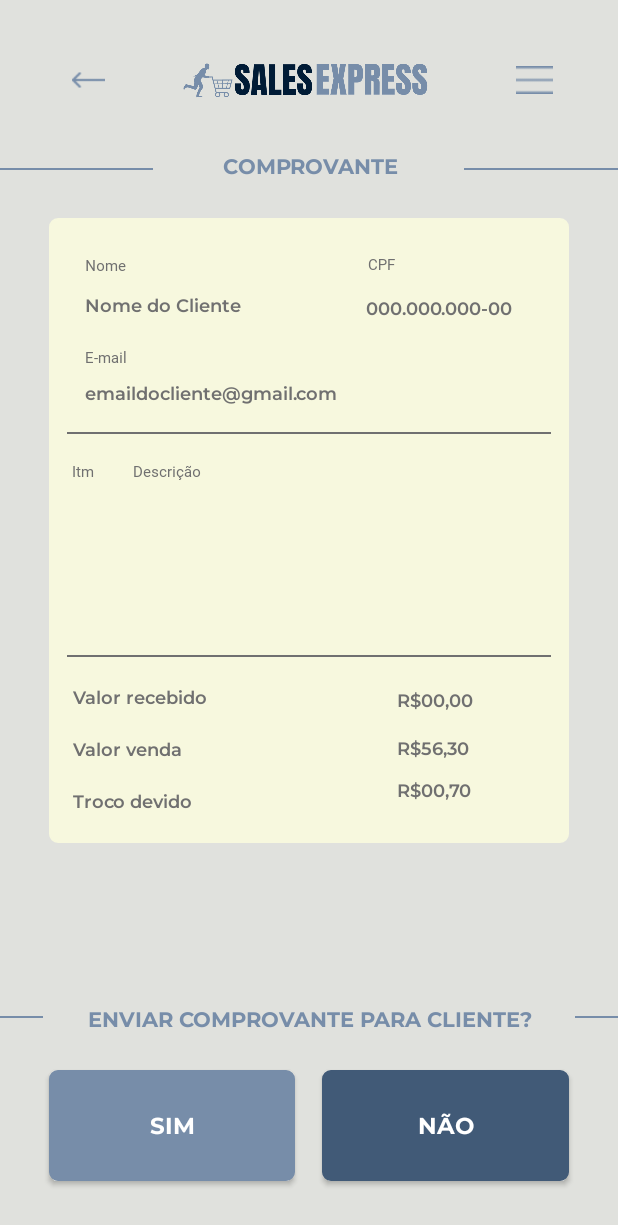
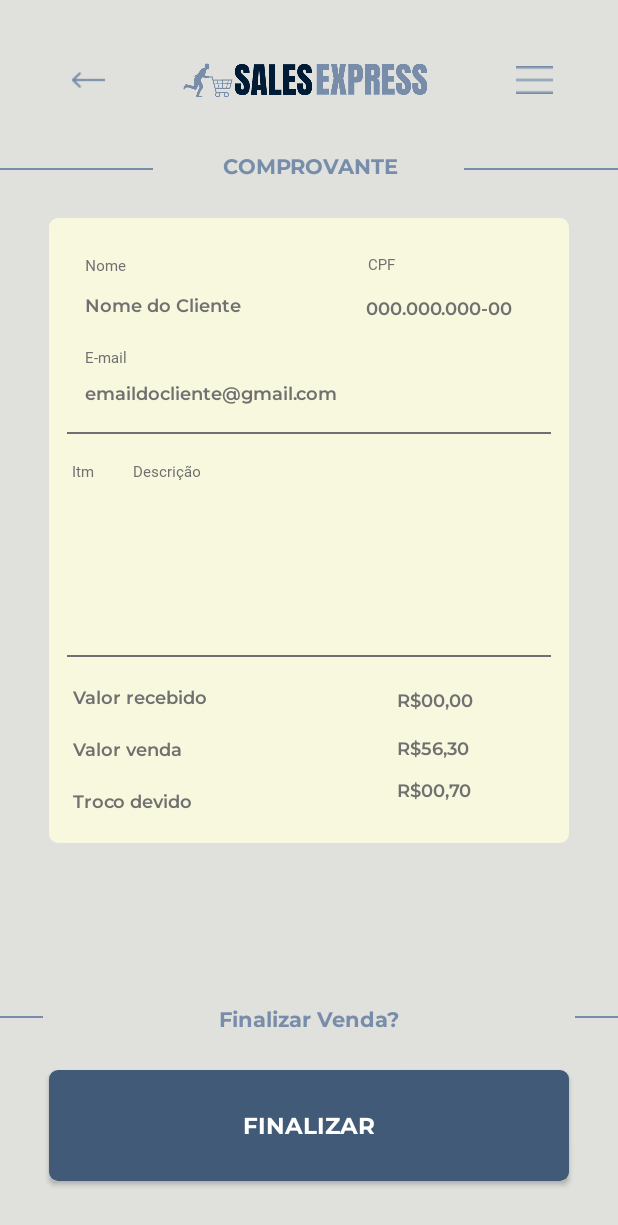
Before and after one commit to jpfreire53/Sales-Express--MOBILE, an Android app: the fragment PaymentReceiptFragment placed in its activity, on a phone screen of 412 x 824 dp. Shown: the top 1225 px of the screen. Run offline under Robolectric (Android 15) with nearby library versions, the phone set to English and light mode, and no system bars; libraries missing offline, so code that uses them is left out: com.journeyapps.barcodescanner; 1 statement that could not run was skipped.

Commit message:
Ajuste de layout

```diff
--- a/app/src/main/java/com/example/salesexpress/views/fragment/PaymentReceiptFragment.java
+++ b/app/src/main/java/com/example/salesexpress/views/fragment/PaymentReceiptFragment.java
@@ -87,14 +87,6 @@
             fragmentController.replaceFragment(registeredSalesFragment, null);
         });
 
-        binding.btnYes.setOnClickListener(j -> {
-            try {
-                enviarEmail(sale);
-            } catch (Exception e) {
-                Log.i("erroEmail", "" + e.getMessage());
-            }
-        });
-
      }
 
      public void enviarEmail(SalesModel salesModel) {
--- a/app/src/main/res/layout/fragment_payment_receipt.xml
+++ b/app/src/main/res/layout/fragment_payment_receipt.xml
@@ -13,15 +13,16 @@
         android:layout_toStartOf="@+id/view3"
         android:layout_toEndOf="@+id/view2"
         android:fontFamily="@font/montserrat_bold"
-        android:text="ENVIAR COMPROVANTE PARA CLIENTE?"
+        android:text="Finalizar Venda?"
         android:textAlignment="center"
         android:textColor="@color/azul"
         android:textSize="14sp"
         app:layout_constraintBottom_toTopOf="@+id/guideline98"
         app:layout_constraintEnd_toStartOf="@+id/guideline92"
-        app:layout_constraintHorizontal_bias="0.497"
+        app:layout_constraintHorizontal_bias="0.0"
         app:layout_constraintStart_toStartOf="@+id/guideline91"
-        app:layout_constraintTop_toTopOf="@+id/guideline97" />
+        app:layout_constraintTop_toTopOf="@+id/guideline97"
+        app:layout_constraintVertical_bias="0.0" />
 
     <View
         android:id="@+id/view2"
@@ -51,22 +52,6 @@
         app:layout_constraintTop_toTopOf="@+id/guideline83" />
 
     <androidx.appcompat.widget.AppCompatButton
-        android:id="@+id/btnYes"
-        android:layout_width="0dp"
-        android:layout_height="0dp"
-        android:layout_alignParentStart="true"
-        android:layout_alignParentBottom="true"
-        android:background="@drawable/bg_field_button"
-        android:fontFamily="@font/montserrat_bold"
-        android:text="SIM"
-        android:textColor="@color/branca"
-        android:textSize="15sp"
-        app:layout_constraintBottom_toTopOf="@+id/guideline94"
-        app:layout_constraintEnd_toStartOf="@+id/guideline95"
-        app:layout_constraintStart_toStartOf="@+id/guideline91"
-        app:layout_constraintTop_toTopOf="@+id/guideline93" />
-
-    <androidx.appcompat.widget.AppCompatButton
         android:id="@+id/btnNo"
         android:layout_width="0dp"
         android:layout_height="0dp"
@@ -74,12 +59,12 @@
         android:layout_alignParentBottom="true"
         android:background="@drawable/bg_field_button_blue"
         android:fontFamily="@font/montserrat_bold"
-        android:text="NÃO"
+        android:text="FINALIZAR"
         android:textColor="@color/branca"
         android:textSize="15sp"
         app:layout_constraintBottom_toTopOf="@+id/guideline94"
         app:layout_constraintEnd_toStartOf="@+id/guideline92"
-        app:layout_constraintStart_toStartOf="@+id/guideline96"
+        app:layout_constraintStart_toStartOf="@+id/guideline91"
         app:layout_constraintTop_toTopOf="@+id/guideline93" />
 
     <View
```
